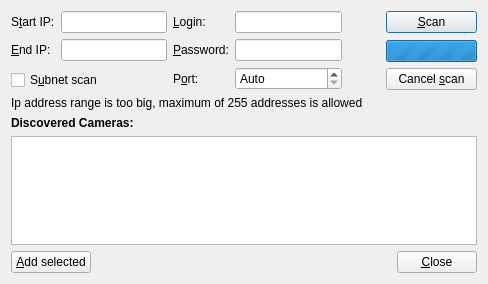
Qt form client/src/ui/dialogs/camera_addition_dialog.ui (networkoptix/nx_open) before a commit.
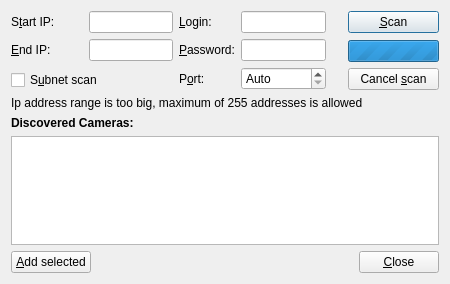
The same form after that commit. Custom widgets are drawn as their Qt base class.

Commit message:
Camera addition dialog improvements
<==== Mercurial data ====>
Branch: release_1.3.0

Diff of the .ui file:
```diff
--- a/client/src/ui/dialogs/camera_addition_dialog.ui
+++ b/client/src/ui/dialogs/camera_addition_dialog.ui
@@ -6,7 +6,7 @@
    <rect>
     <x>0</x>
     <y>0</y>
-    <width>488</width>
+    <width>450</width>
     <height>284</height>
    </rect>
   </property>
@@ -28,7 +28,7 @@
   <property name="modal">
    <bool>true</bool>
   </property>
-  <layout class="QVBoxLayout" name="verticalLayout_2">
+  <layout class="QVBoxLayout" name="verticalLayout_2" stretch="0,0,0,1,0">
    <item>
     <layout class="QHBoxLayout" name="horizontalLayout">
      <item>
@@ -48,7 +48,7 @@
            </property>
            <property name="minimumSize">
             <size>
-             <width>0</width>
+             <width>72</width>
              <height>0</height>
             </size>
            </property>
@@ -77,7 +77,7 @@
            </property>
            <property name="minimumSize">
             <size>
-             <width>0</width>
+             <width>72</width>
              <height>0</height>
             </size>
            </property>
@@ -106,7 +106,7 @@
          <property name="sizeHint" stdset="0">
           <size>
            <width>20</width>
-           <height>40</height>
+           <height>0</height>
           </size>
          </property>
         </spacer>
```
